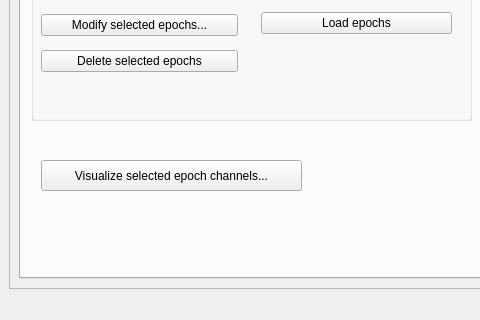
Above: meggie_batch/ui/qt4Designer_ui_files/mainWindowBatch.ui from cibr-jyu/meggie before the change; both pictures show x 0 to 480 and y 543 to 863 of the 1148 by 863 pixel window. Below: the same form after it.
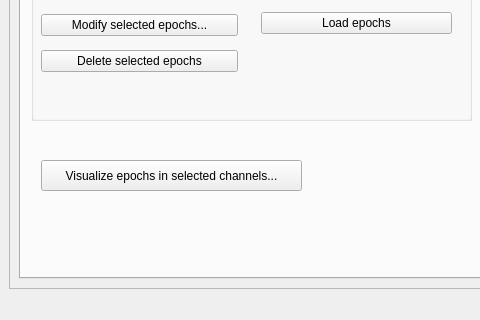
That is the form after the change. The open tabs and pages were chosen to show the change.

Commit message: Visualize epochs in selected cannels: figure name changed to display the names of the events in epochs collection. Also button name changed to correctly represent action.

```diff
--- a/meggie_batch/ui/qt4Designer_ui_files/mainWindowBatch.ui
+++ b/meggie_batch/ui/qt4Designer_ui_files/mainWindowBatch.ui
@@ -38,7 +38,7 @@
          <x>0</x>
          <y>0</y>
          <width>1128</width>
-         <height>755</height>
+         <height>757</height>
         </rect>
        </property>
        <property name="minimumSize">
@@ -1921,7 +1921,7 @@
                </rect>
               </property>
               <property name="text">
-               <string>Visualize selected epoch channels...</string>
+               <string>Visualize epochs in selected channels...</string>
               </property>
              </widget>
             </widget>
```
Left out of the diff: 6 changed lines with no effect on the pictures. The commit also changes 4 other files.
